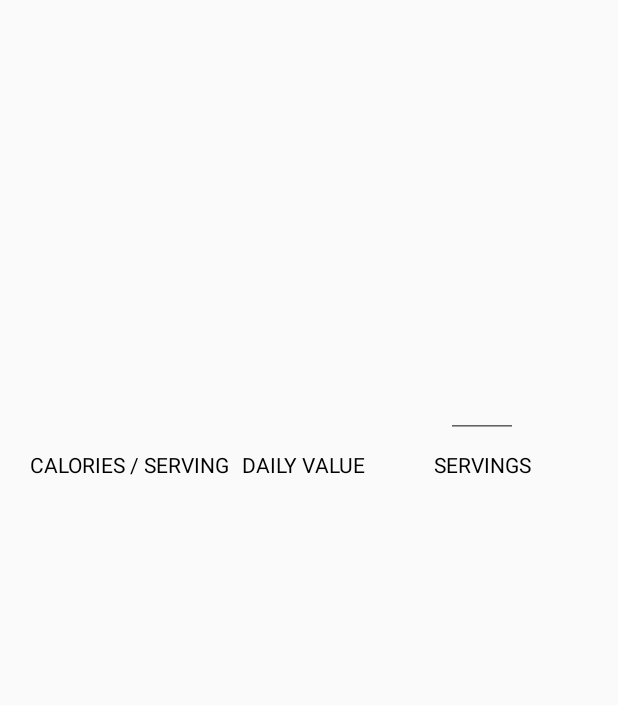
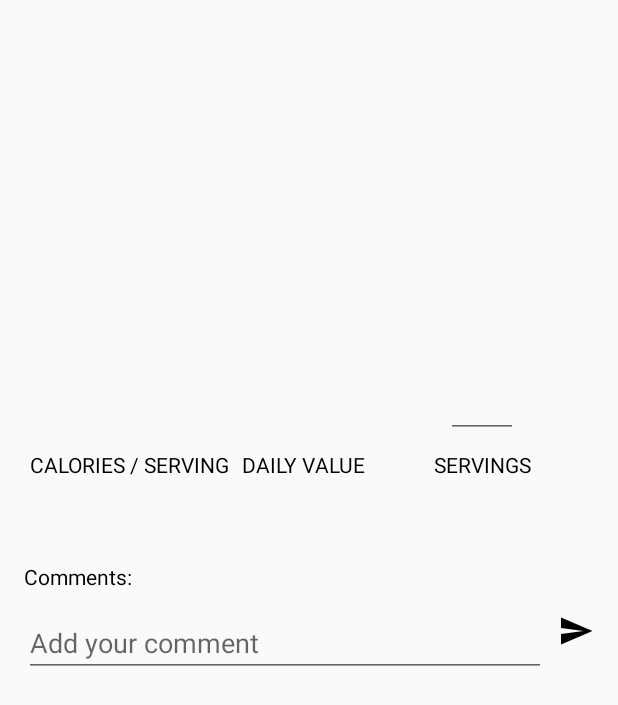
Before and after one commit to shcherbuk96/RecipesApp, an Android app: the layout activity_card.xml on its own in the app's theme, with its tools: preview values and no code run, on a phone screen of 412 x 824 dp. Shown: the top 705 px of the screen. Run offline under Robolectric (Android 15) with nearby library versions, the light colour scheme and no system bars.

Commit message:
comments

```diff
--- a/app/src/main/java/com/example/stanislau_bushuk/foodhealth/component/AppComponent.java
+++ b/app/src/main/java/com/example/stanislau_bushuk/foodhealth/component/AppComponent.java
@@ -4,11 +4,13 @@ package com.example.stanislau_bushuk.foodhealth.component;
 import com.example.stanislau_bushuk.foodhealth.MainActivity;
 import com.example.stanislau_bushuk.foodhealth.MainActivityPresenter;
 import com.example.stanislau_bushuk.foodhealth.model.CardNetWorkModel;
+import com.example.stanislau_bushuk.foodhealth.model.FirebaseModel;
 import com.example.stanislau_bushuk.foodhealth.model.NetWorkModel;
 import com.example.stanislau_bushuk.foodhealth.modul.Api;
 import com.example.stanislau_bushuk.foodhealth.modul.CardNetWorkModul;
 import com.example.stanislau_bushuk.foodhealth.modul.CiceroneModul;
 import com.example.stanislau_bushuk.foodhealth.modul.DeepSearchModul;
+import com.example.stanislau_bushuk.foodhealth.modul.FirebaseModul;
 import com.example.stanislau_bushuk.foodhealth.modul.LoginModul;
 import com.example.stanislau_bushuk.foodhealth.modul.NetWorkModul;
 import com.example.stanislau_bushuk.foodhealth.modul.NetworkDeepSearchModul;
@@ -34,7 +36,7 @@ import dagger.Component;
 @Singleton
 @Component(modules = {Api.class, NetWorkModul.class, CardNetWorkModul.class,
         ResourceManagerModul.class, DeepSearchModul.class, NetworkDeepSearchModul.class,
-        RealmModul.class, LoginModul.class, CiceroneModul.class})
+        RealmModul.class, LoginModul.class, CiceroneModul.class, FirebaseModul.class})
 public interface AppComponent {
 
     void inject(SearchPresenter searchPresenter);
--- a/app/src/main/java/com/example/stanislau_bushuk/foodhealth/presentantion/cardPresentation/CardAdapter.java
+++ b/app/src/main/java/com/example/stanislau_bushuk/foodhealth/presentantion/cardPresentation/CardAdapter.java
@@ -18,7 +18,7 @@ import io.realm.RealmList;
 
 public class CardAdapter extends RecyclerView.Adapter<CardAdapter.MyViewHolder> {
 
-    private List<String> list;
+    private final List<String> list;
 
     CardAdapter(final List<String> list) {
         this.list = list;
--- a/app/src/main/java/com/example/stanislau_bushuk/foodhealth/presentantion/cardPresentation/CardView.java
+++ b/app/src/main/java/com/example/stanislau_bushuk/foodhealth/presentantion/cardPresentation/CardView.java
@@ -1,9 +1,14 @@
 package com.example.stanislau_bushuk.foodhealth.presentantion.cardPresentation;
 
 import com.arellomobile.mvp.MvpView;
+import com.example.stanislau_bushuk.foodhealth.model.pojo.Comment;
+
+import java.util.List;
 
 public interface CardView extends MvpView {
     void showList(Data data);
 
     void showEditData(EditData data);
+
+    void showComments(List<Comment> listComments);
 }
--- a/app/src/main/res/layout-land/activity_card.xml
+++ b/app/src/main/res/layout-land/activity_card.xml
@@ -98,7 +98,51 @@
         <android.support.v7.widget.RecyclerView
             android:id="@+id/card_recycler_view"
             android:layout_width="match_parent"
-            android:layout_height="wrap_content" />
+            android:layout_height="wrap_content"
+            android:paddingTop="@dimen/margin_padding_size_small" />
 
+        <TextView
+            android:id="@+id/card_comments_number"
+            style="@style/Body_1"
+            android:layout_width="match_parent"
+            android:layout_height="wrap_content"
+            android:paddingEnd="@dimen/margin_padding_size_medium"
+            android:paddingStart="@dimen/margin_padding_size_medium"
+            android:paddingTop="@dimen/margin_padding_size_medium"
+            android:text="@string/card_comments_default" />
+
+
+        <LinearLayout
+            android:layout_width="match_parent"
+            android:layout_height="wrap_content"
+            android:orientation="horizontal"
+            android:paddingEnd="@dimen/margin_padding_size_medium"
+            android:paddingStart="@dimen/margin_padding_size_medium">
+
+            <EditText
+                android:id="@+id/card_user_comment_edit_text"
+                android:layout_width="match_parent"
+                android:layout_height="wrap_content"
+                android:layout_gravity="center"
+                android:layout_marginEnd="@dimen/text_card_comment_start_end_spacing"
+                android:layout_marginTop="@dimen/text_card_comment_top_bottom_spacing"
+                android:layout_weight="1"
+                android:hint="@string/card_comments_hint"
+                android:inputType="text" />
+
+            <ImageView
+                android:id="@+id/card_comment_send_image_view"
+                android:layout_width="wrap_content"
+                android:layout_height="wrap_content"
+                android:layout_gravity="center"
+                android:src="@drawable/ic_send_black_24dp" />
+        </LinearLayout>
+
+        <android.support.v7.widget.RecyclerView
+            android:id="@+id/card_comments_recycler_view"
+            android:layout_width="match_parent"
+            android:layout_height="wrap_content"
+            android:paddingTop="@dimen/margin_padding_size_small" />
     </LinearLayout>
+
 </android.support.v4.widget.NestedScrollView>
--- a/app/src/main/res/layout/activity_card.xml
+++ b/app/src/main/res/layout/activity_card.xml
@@ -1,4 +1,9 @@
 <?xml version="1.0" encoding="utf-8"?>
+<android.support.v4.widget.NestedScrollView xmlns:android="http://schemas.android.com/apk/res/android"
+    android:layout_width="match_parent"
+    android:layout_height="match_parent"
+    android:orientation="vertical">
+
     <LinearLayout xmlns:android="http://schemas.android.com/apk/res/android"
         android:layout_width="match_parent"
         android:layout_height="match_parent"
@@ -9,7 +14,7 @@
             android:layout_width="match_parent"
             android:layout_height="@dimen/image_card_height"
             android:layout_gravity="center"
-        android:paddingBottom="@dimen/image_card_top_bottom_spacing"/>
+            android:paddingBottom="@dimen/image_card_top_bottom_spacing" />
 
         <GridLayout xmlns:android="http://schemas.android.com/apk/res/android"
             android:layout_width="match_parent"
@@ -93,8 +98,51 @@
         <android.support.v7.widget.RecyclerView
             android:id="@+id/card_recycler_view"
             android:layout_width="match_parent"
-        android:layout_height="match_parent"
+            android:layout_height="wrap_content"
             android:paddingTop="@dimen/margin_padding_size_small" />
 
+        <TextView
+            android:id="@+id/card_comments_number"
+            style="@style/Body_1"
+            android:layout_width="match_parent"
+            android:layout_height="wrap_content"
+            android:paddingEnd="@dimen/margin_padding_size_medium"
+            android:paddingStart="@dimen/margin_padding_size_medium"
+            android:paddingTop="@dimen/margin_padding_size_medium"
+            android:text="@string/card_comments_default" />
 
+
+        <LinearLayout
+            android:layout_width="match_parent"
+            android:layout_height="wrap_content"
+            android:orientation="horizontal"
+            android:paddingEnd="@dimen/margin_padding_size_medium"
+            android:paddingStart="@dimen/margin_padding_size_medium">
+
+            <EditText
+                android:id="@+id/card_user_comment_edit_text"
+                android:layout_width="match_parent"
+                android:layout_height="wrap_content"
+                android:layout_gravity="center"
+                android:layout_marginEnd="@dimen/text_card_comment_start_end_spacing"
+                android:layout_marginTop="@dimen/text_card_comment_top_bottom_spacing"
+                android:layout_weight="1"
+                android:hint="@string/card_comments_hint"
+                android:inputType="text" />
+
+            <ImageView
+                android:id="@+id/card_comment_send_image_view"
+                android:layout_width="wrap_content"
+                android:layout_height="wrap_content"
+                android:layout_gravity="center"
+                android:src="@drawable/ic_send_black_24dp" />
         </LinearLayout>
+
+        <android.support.v7.widget.RecyclerView
+            android:id="@+id/card_comments_recycler_view"
+            android:layout_width="match_parent"
+            android:layout_height="wrap_content"
+            android:paddingTop="@dimen/margin_padding_size_small" />
+    </LinearLayout>
+
+</android.support.v4.widget.NestedScrollView>
--- /dev/null
+++ b/uimodul/src/main/res/drawable/ic_send_black_24dp.xml
@@ -0,0 +1,9 @@
+<vector xmlns:android="http://schemas.android.com/apk/res/android"
+        android:width="24dp"
+        android:height="24dp"
+        android:viewportWidth="24.0"
+        android:viewportHeight="24.0">
+    <path
+        android:fillColor="#FF000000"
+        android:pathData="M2.01,21L23,12 2.01,3 2,10l15,2 -15,2z"/>
+</vector>
--- a/uimodul/src/main/res/values-v16/styles.xml
+++ b/uimodul/src/main/res/values-v16/styles.xml
@@ -61,6 +61,10 @@
         <item name="android:fontFamily">sans-serif</item>
     </style>
 
+    <style name="Body_1.GrayText">
+        <item name="android:textColor">@color/grey</item>
+    </style>
+
     <style name="Body_1.GreenText">
         <item name="android:textColor">@color/prot</item>
     </style>
--- a/uimodul/src/main/res/values/dimens.xml
+++ b/uimodul/src/main/res/values/dimens.xml
@@ -18,22 +18,23 @@
     <!-- CARD -->
     <dimen name="image_card_start_end_spacing">16dp</dimen>
     <dimen name="image_card_top_bottom_spacing">8dp</dimen>
-    <dimen name="text_card_start_end_spacing">50</dimen>
+    <dimen name="text_card_start_end_spacing">50dp</dimen>
     <dimen name="text_card_size">18sp</dimen>
     <dimen name="text_card_title_start_end_spacing">16dp</dimen>
     <dimen name="text_card_title_size">10sp</dimen>
     <dimen name="text_card_calories_size">16sp</dimen>
-
+    <dimen name="text_card_comment_start_end_spacing">8dp</dimen>
+    <dimen name="text_card_comment_top_bottom_spacing">8dp</dimen>
     <dimen name="recycler_card_start_end_spacing">16dp</dimen>
     <dimen name="relative_card_bottom_spacing">4dp</dimen>
-
+    <dimen name="image_card_item_photo_user_size">56dp</dimen>
     <dimen name="text_item_card_start_end_spacing">16dp</dimen>
     <dimen name="text_top_bottom_padding">4dp</dimen>
     <dimen name="grid_card_width">48dp</dimen>
     <dimen name="image_card_height">240dp</dimen>
     <dimen name="image_card_height_landscape_size">140dp</dimen>
     <dimen name="button_item_size">40dp</dimen>
-
+    <dimen name="text_card_item_comment_top_bottom_spacing">4dp</dimen>
     <!-- DeepSearch-->
     <dimen name="deep_search_title_bottom_padding">16dp</dimen>
     <dimen name="deep_search_elements_bottom_padding_from_title">36dp</dimen>
--- a/uimodul/src/main/res/values/strings.xml
+++ b/uimodul/src/main/res/values/strings.xml
@@ -19,6 +19,9 @@
     <string name="card_number_fat">FAT - %.1fg</string>
     <string name="card_number_protein">Protein - %.1fg</string>
     <string name="card_number_carbs">Carbs - %.1fg</string>
+    <string name="card_comments">Comments: %d</string>
+    <string name="card_comments_default">Comments: </string>
+    <string name="card_comments_hint">Add your comment</string>
 
     <!-- DeepSearch strings-->
     <string name="deep_search_title_text">Calories, Diet, Ingredients</string>
```
Also changed, not shown: app/src/main/java/com/example/stanislau_bushuk/foodhealth/model/CallBackCardPresenter.java (+4 -3 lines), app/src/main/java/com/example/stanislau_bushuk/foodhealth/model/FirebaseModel.java (added, +44 -0 lines), app/src/main/java/com/example/stanislau_bushuk/foodhealth/model/pojo/Comment.java (added, +48 -0 lines), app/src/main/java/com/example/stanislau_bushuk/foodhealth/modul/FirebaseModul.java (added, +17 -0 lines), app/src/main/java/com/example/stanislau_bushuk/foodhealth/presentantion/cardPresentation/CardActivity.java (+58 -36 lines), app/src/main/java/com/example/stanislau_bushuk/foodhealth/presentantion/cardPresentation/CardCommentsAdapter.java (added, +87 -0 lines), app/src/main/java/com/example/stanislau_bushuk/foodhealth/presentantion/cardPresentation/CardPresenter.java (+88 -10 lines), app/src/main/res/layout/item_card_comments.xml (added, +41 -0 lines), app/src/main/res/layout/item_recycler.xml (+7 -9 lines), uimodul/src/main/res/drawable/ic_person_black_24dp.xml (added, +9 -0 lines). Lines whose indentation alone changed are shown as unchanged.
